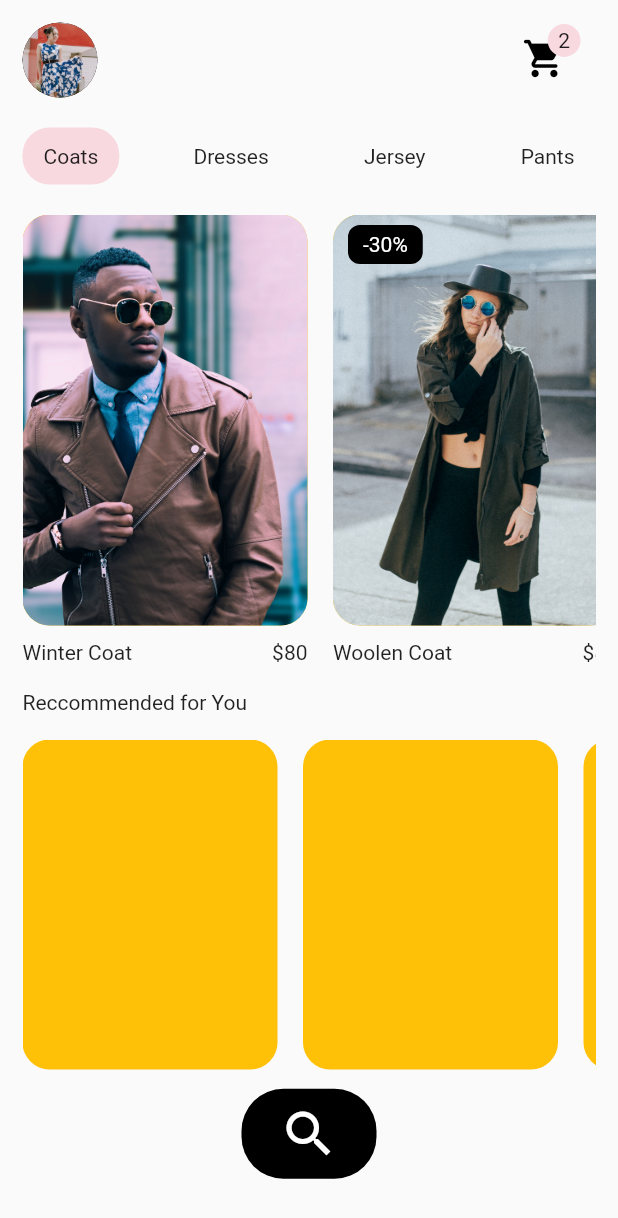
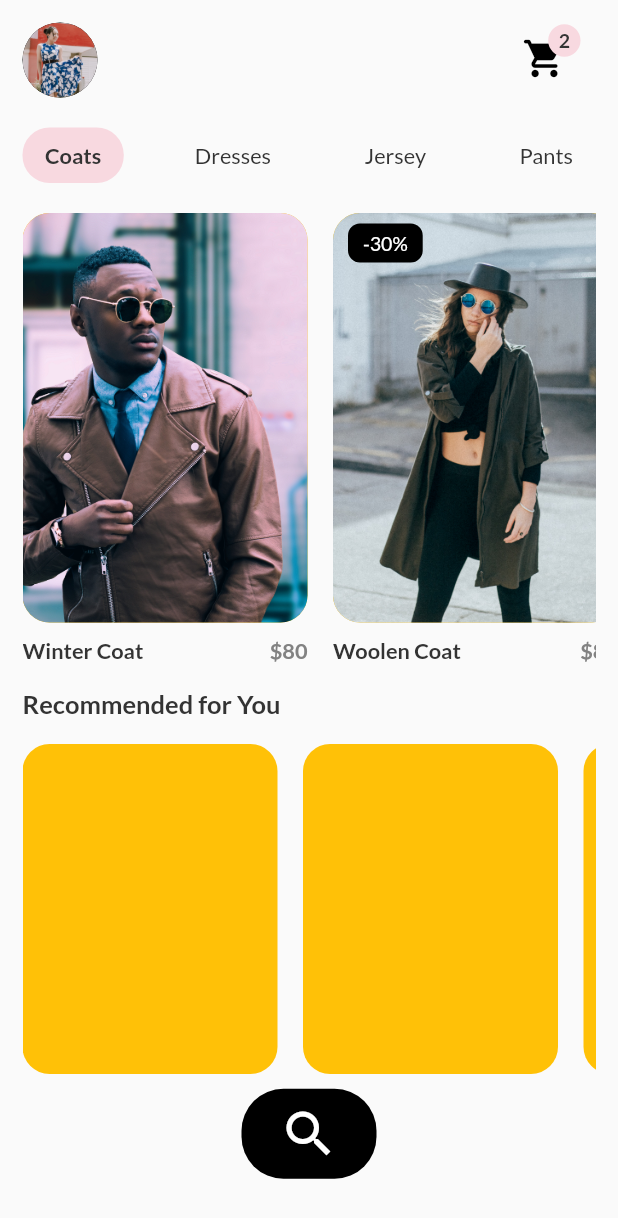
Before and after one commit to HemlockBane/purrweb-ecommerce-ui, a Flutter app: the screen it shows after launch, on a phone screen of 412 x 824 dp. Shown: the top 1218 px of the screen. Run offline on Flutter 3.47's test engine with Material 2 defaults, Android fonts, the phone set to English and light mode, and no system bars; our stand-ins replace google_fonts.

Commit message:
Style fonts with Lato

```diff
--- a/lib/main.dart
+++ b/lib/main.dart
@@ -1,6 +1,17 @@
 import 'package:constraints_tutorial/widgets/theme.dart';
 import 'package:flutter/cupertino.dart';
 import 'package:flutter/material.dart';
+
+TextStyle textStyle(BuildContext context,
+    {Color color = AppTheme.black,
+    double fontSize = 17.0,
+    FontWeight fontWeight = FontWeight.normal}) {
+  return Theme.of(context).textTheme.bodyText1.copyWith(
+        color: color,
+        fontSize: fontSize,
+        fontWeight: fontWeight,
+      );
+}
 
 class Item {
   Item({this.name, this.price, this.discount, this.imagePath});
@@ -16,6 +27,8 @@ class AppImages {
   static String dami = "$_basePath/dami.jpg";
   static String eliDafaria = "$_basePath/eli_defaria.jpg";
   static String marionelLuciano = "$_basePath/marionel_luciano.jpg";
+  static String markAdriano = "$_basePath/mark_adriano.jpg";
+  static String tamaraBellis = "$_basePath/tamara_bellis.jpg";
 }
 
 List<Item> getPlaceHolderItems() {
@@ -34,6 +47,15 @@ List<Item> getPlaceHolderItems() {
         price: 80,
         discount: 30,
         imagePath: AppImages.eliDafaria)
+  ];
+}
+
+List<Item> getRecommendedPlaceHolderItems() {
+  return <Item>[
+    Item(name: "", price: 80, discount: 0, imagePath: AppImages.markAdriano),
+    Item(name: "", price: 80, discount: 30, imagePath: AppImages.tamaraBellis),
+    Item(name: "", price: 80, discount: 0, imagePath: AppImages.markAdriano),
+    Item(name: "", price: 80, discount: 30, imagePath: AppImages.tamaraBellis)
   ];
 }
 
@@ -116,6 +138,95 @@ class _MyHomePageState extends State<MyHomePage> {
     );
   }
 
+  Row buildAppBar() {
+    return Row(
+      mainAxisAlignment: MainAxisAlignment.spaceBetween,
+      crossAxisAlignment: CrossAxisAlignment.start,
+      children: [
+        Container(
+          height: 50,
+          width: 50,
+          decoration: BoxDecoration(
+            shape: BoxShape.circle,
+            color: Colors.black,
+            image: DecorationImage(
+                image: AssetImage(
+                  AppImages.marionelLuciano,
+                ),
+                fit: BoxFit.cover),
+          ),
+        ),
+        Stack(
+          fit: StackFit.loose,
+          alignment: Alignment.topRight,
+          children: [
+            Container(
+              margin: EdgeInsets.only(right: 10),
+              child: IconButton(
+                icon: Icon(
+                  Icons.shopping_cart_rounded,
+                  size: 30,
+                  color: Colors.black,
+                ),
+                onPressed: null,
+              ),
+            ),
+            Positioned(
+              right: 10,
+              top: -3,
+              child: Container(
+                padding: EdgeInsets.symmetric(
+                  horizontal: 7,
+                  vertical: 7,
+                ),
+                decoration: BoxDecoration(
+                  color: AppTheme.pink,
+                  shape: BoxShape.circle,
+                ),
+                child: Text(
+                  '2',
+                  style: textStyle(context,
+                      fontSize: 13, fontWeight: FontWeight.bold),
+                ),
+              ),
+            )
+          ],
+        )
+      ],
+    );
+  }
+
+  InkWell _buildTab(String text, int idx) {
+    return InkWell(
+      onTap: () {
+        setState(() {
+          selectedTabIdx = idx;
+        });
+      },
+      child: Container(
+        padding: EdgeInsets.symmetric(vertical: 10, horizontal: 15),
+        decoration: selectedTabIdx != idx
+            ? null
+            : BoxDecoration(
+                color: AppTheme.pink,
+                borderRadius: BorderRadius.all(
+                  Radius.circular(18),
+                ),
+              ),
+        child: Text(
+          text,
+          style: textStyle(
+            context,
+            fontSize: 14.5,
+            fontWeight:
+                selectedTabIdx != idx ? FontWeight.normal : FontWeight.bold,
+          ),
+          // style: Theme.of(context).textTheme.bodyText1,
+        ),
+      ),
+    );
+  }
+
   Expanded _buildCatalog() {
     return Expanded(
       child: SingleChildScrollView(
@@ -160,7 +271,8 @@ class _MyHomePageState extends State<MyHomePage> {
                                           vertical: 5, horizontal: 10),
                                       child: Text(
                                         '-${item.discount}%',
-                                        style: TextStyle(color: Colors.white),
+                                        style: textStyle(context,
+                                            color: Colors.white, fontSize: 13),
                                       ),
                                       decoration: BoxDecoration(
                                         color: Colors.black,
@@ -180,8 +292,19 @@ class _MyHomePageState extends State<MyHomePage> {
                             child: Row(
                               mainAxisAlignment: MainAxisAlignment.spaceBetween,
                               children: [
-                                Text('${item.name}'),
-                                Text("\$${item.price}")
+                                Text(
+                                  '${item.name}',
+                                  style: textStyle(context,
+                                      fontWeight: FontWeight.bold,
+                                      fontSize: 14.5),
+                                ),
+                                Text(
+                                  "\$${item.price}",
+                                  style: textStyle(context,
+                                      color: AppTheme.grey,
+                                      fontWeight: FontWeight.bold,
+                                      fontSize: 14.5),
+                                )
                               ],
                             ),
                           ),
@@ -195,7 +318,14 @@ class _MyHomePageState extends State<MyHomePage> {
             SizedBox(
               height: 17,
             ),
-            Text("Reccommended for You"),
+            Text(
+              "Recommended for You",
+              style: textStyle(
+                context,
+                fontWeight: FontWeight.bold,
+                fontSize: 17,
+              ),
+            ),
             SizedBox(
               height: 17,
             ),
@@ -236,86 +366,12 @@ class _MyHomePageState extends State<MyHomePage> {
     );
   }
 
-  InkWell _buildTab(String text, int idx) {
-    return InkWell(
-      onTap: () {
-        setState(() {
-          selectedTabIdx = idx;
-        });
-      },
-      child: Container(
-        padding: EdgeInsets.symmetric(vertical: 11, horizontal: 14),
-        decoration: selectedTabIdx != idx
-            ? null
-            : BoxDecoration(
-                color: AppTheme.pink,
-                borderRadius: BorderRadius.all(
-                  Radius.circular(18),
-                ),
-              ),
-        child: Text(text),
-      ),
-    );
-  }
-
   // Widget _tab(){
   //   return SingleChildScrollView(
   //     child: ,
   //   );
   // }
 
-  Row buildAppBar() {
-    return Row(
-      mainAxisAlignment: MainAxisAlignment.spaceBetween,
-      crossAxisAlignment: CrossAxisAlignment.start,
-      children: [
-        Container(
-          height: 50,
-          width: 50,
-          decoration: BoxDecoration(
-            shape: BoxShape.circle,
-            color: Colors.black,
-            image: DecorationImage(
-              image: AssetImage(AppImages.marionelLuciano,),
-              fit: BoxFit.cover
-            ),
-          ),
-        ),
-        Stack(
-          fit: StackFit.loose,
-          alignment: Alignment.topRight,
-          children: [
-            Container(
-              margin: EdgeInsets.only(right: 10),
-              child: IconButton(
-                icon: Icon(
-                  Icons.shopping_cart_rounded,
-                  size: 30,
-                  color: Colors.black,
-                ),
-                onPressed: null,
-              ),
-            ),
-            Positioned(
-              right: 10,
-              top: -3,
-              child: Container(
-                padding: EdgeInsets.symmetric(
-                  horizontal: 7,
-                  vertical: 7,
-                ),
-                decoration: BoxDecoration(
-                  color: AppTheme.pink,
-                  shape: BoxShape.circle,
-                ),
-                child: Text('2'),
-              ),
-            )
-          ],
-        )
-      ],
-    );
-  }
 }
 
 // The Scaffold widget gives loose constraints to its children
--- a/lib/widgets/theme.dart
+++ b/lib/widgets/theme.dart
@@ -1,5 +1,6 @@
 import 'package:constraints_tutorial/widgets/bubble_tab_indicator.dart';
 import 'package:flutter/material.dart';
+import 'package:google_fonts/google_fonts.dart';
 
 class AppTheme {
   static const Color black = Color(0xff333333);
@@ -9,6 +10,10 @@ class AppTheme {
   ThemeData getDefaultAppTheme() {
     final ThemeData baseTheme = ThemeData.light();
 
-    return baseTheme.copyWith();
+    return baseTheme.copyWith(
+      textTheme: baseTheme.textTheme.copyWith(
+        bodyText1: GoogleFonts.lato().copyWith(color: black),
+      ),
+    );
   }
 }
```
Also changed, not shown: pubspec.yaml (+1 -9 lines), assets/images/freestocks.jpg (renamed from assets/images/freestocks-8hAsLeE6Fbo-unsplash.jpg), assets/images/mark_adriane.jpg (renamed from assets/images/mark-adriane-V7IJzp_ElQc-unsplash.jpg), assets/images/tamara_bellis.jpg (renamed from assets/images/tamara-bellis-3t6rfsCaWiQ-unsplash.jpg), pubspec.lock.
